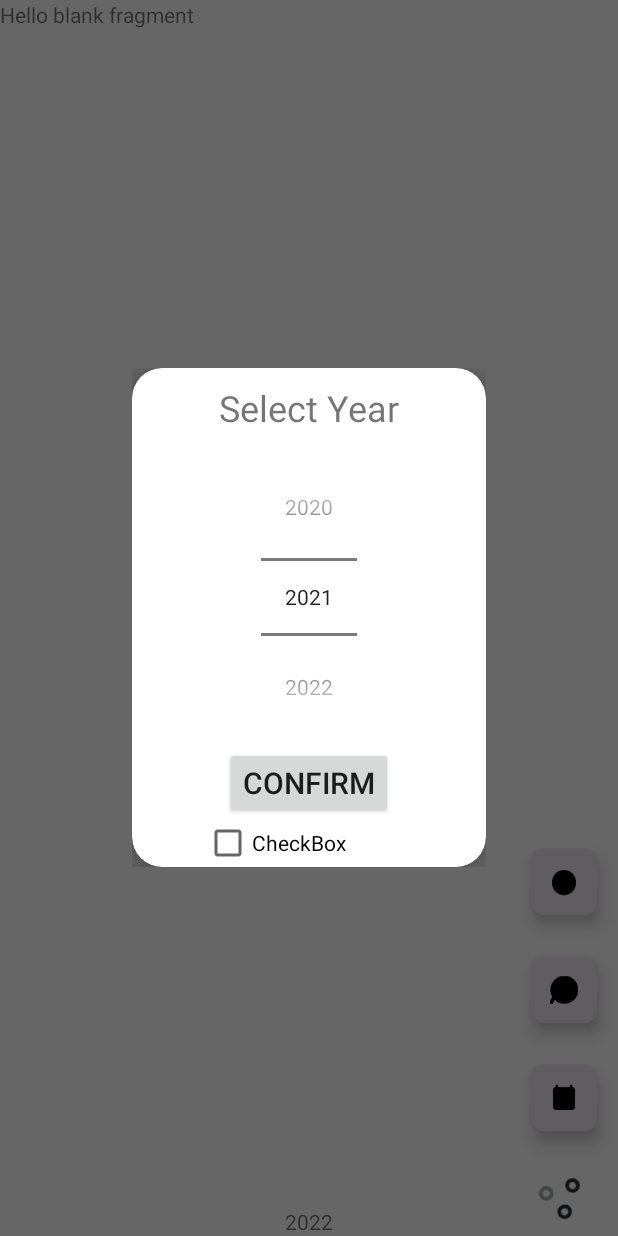
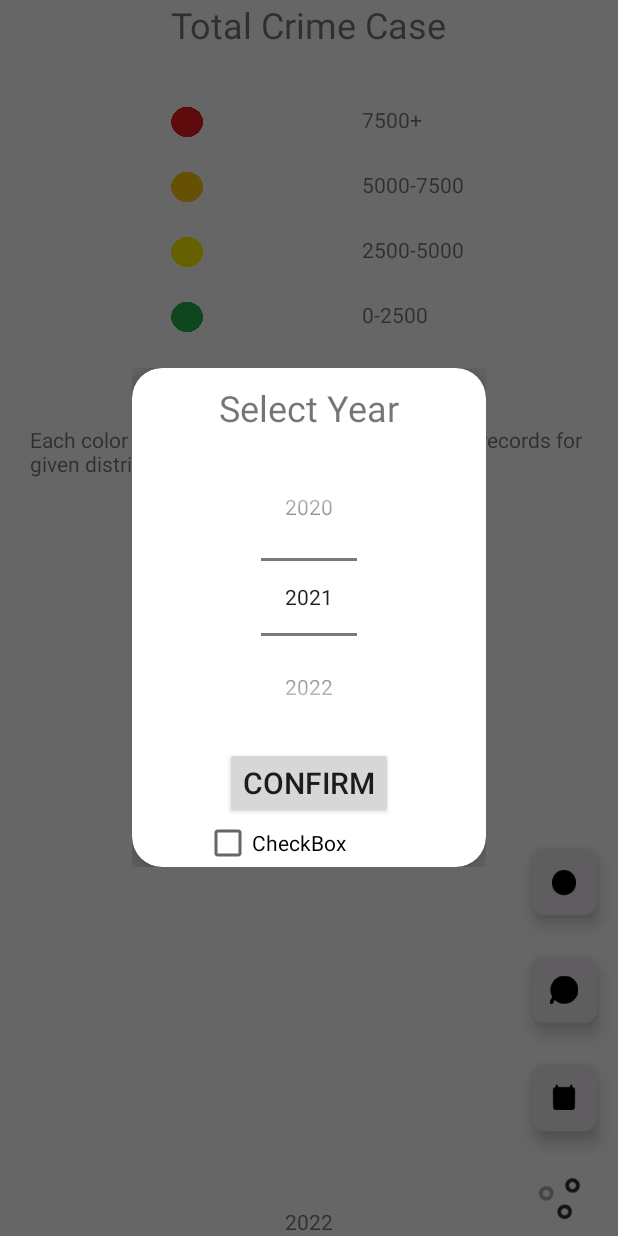
Before and after one commit to adamcq/ID2216_native, an Android app: the InfoFragment screen opened through its navigation route, after a tap on an icon or button, on a phone screen of 412 x 824 dp. Run offline under Robolectric (Android 15) with nearby library versions, the phone set to English and light mode, and no system bars; libraries missing offline, so code that uses them is left out: com.google.maps.android.

Commit message:
heng modified

```diff
--- a/app/src/main/res/layout/fragment_info.xml
+++ b/app/src/main/res/layout/fragment_info.xml
@@ -1,14 +1,140 @@
 <?xml version="1.0" encoding="utf-8"?>
 <FrameLayout xmlns:android="http://schemas.android.com/apk/res/android"
+    xmlns:app="http://schemas.android.com/apk/res-auto"
     xmlns:tools="http://schemas.android.com/tools"
+    android:id="@+id/info_button"
     android:layout_width="match_parent"
     android:layout_height="match_parent"
     tools:context=".view.InfoFragment">
 
     <!-- TODO: Update blank fragment layout -->
+
+
     <TextView
-        android:layout_width="match_parent"
-        android:layout_height="match_parent"
-        android:text="@string/hello_blank_fragment" />
+        android:id="@+id/textView2"
+        android:layout_width="wrap_content"
+        android:layout_height="45dp"
+        android:layout_gravity="center_horizontal"
+        android:layout_marginTop="0pt"
+        android:text="@string/total_crime_case"
+        android:textSize="24sp" />
+
+    <LinearLayout
+        android:id="@+id/linearLayout2"
+        android:layout_width="411dp"
+        android:layout_height="389dp"
+        android:layout_marginTop="60dp"
+        android:orientation="vertical"
+        app:layout_constraintEnd_toEndOf="parent"
+        app:layout_constraintHorizontal_bias="0.0"
+        app:layout_constraintStart_toStartOf="parent"
+        app:layout_constraintTop_toBottomOf="@+id/textView2">
+
+        <LinearLayout
+            android:layout_width="match_parent"
+            android:layout_height="23dp"
+            android:layout_margin="10dp"
+            android:orientation="horizontal">
+
+            <ImageView
+                android:id="@+id/imageView3"
+                android:layout_width="wrap_content"
+                android:layout_height="wrap_content"
+                android:layout_weight="1"
+                android:src="@drawable/red" />
+
+            <TextView
+                android:id="@+id/redLevel"
+                android:layout_width="320dp"
+                android:layout_height="match_parent"
+                android:layout_weight="1"
+                android:text="@string/_red_level_7500" />
+        </LinearLayout>
+
+        <LinearLayout
+            android:layout_width="match_parent"
+            android:layout_height="23dp"
+            android:layout_margin="10dp"
+            android:orientation="horizontal">
+
+            <ImageView
+                android:id="@+id/imageView4"
+                android:layout_width="wrap_content"
+                android:layout_height="wrap_content"
+                android:layout_weight="1"
+                android:src="@drawable/orange" />
+
+            <TextView
+                android:id="@+id/orangeLevel"
+                android:layout_width="320dp"
+                android:layout_height="match_parent"
+                android:layout_weight="1"
+                android:text="@string/_orange_level_5000_7500" />
+
+        </LinearLayout>
+
+        <LinearLayout
+            android:layout_width="match_parent"
+            android:layout_height="23dp"
+            android:layout_margin="10dp"
+            android:orientation="horizontal">
+
+            <ImageView
+                android:id="@+id/imageView5"
+                android:layout_width="wrap_content"
+                android:layout_height="wrap_content"
+                android:layout_weight="1"
+                android:src="@drawable/yellow" />
+
+            <TextView
+                android:id="@+id/yellowLevel"
+                android:layout_width="320dp"
+                android:layout_height="match_parent"
+                android:layout_weight="1"
+                android:text="@string/_yellow_level_2500_5000" />
+
+        </LinearLayout>
+
+        <LinearLayout
+            android:layout_width="match_parent"
+            android:layout_height="23dp"
+            android:layout_margin="10dp"
+            android:orientation="horizontal">
+
+            <ImageView
+                android:id="@+id/imageView6"
+                android:layout_width="wrap_content"
+                android:layout_height="wrap_content"
+                android:layout_weight="1"
+                android:src="@drawable/green" />
+
+            <TextView
+                android:id="@+id/greenLevel"
+                android:layout_width="320dp"
+                android:layout_height="match_parent"
+                android:layout_weight="1"
+                android:text="@string/_green_level_0_2500" />
+
+        </LinearLayout>
+
+        <TextView
+            android:id="@+id/textView7"
+
+            android:layout_width="match_parent"
+            android:layout_height="41dp"
+            android:layout_marginLeft="20dp"
+            android:layout_marginTop="50dp"
+            android:layout_marginRight="20dp"
+            android:text="@string/_Info" />
+
+        <Button
+            android:id="@+id/button3"
+            android:layout_width="171dp"
+            android:layout_height="wrap_content"
+            android:layout_marginTop="50dp"
+            android:layout_gravity="center_horizontal"
+            android:text="OK" />
+
+    </LinearLayout>
 
 </FrameLayout>
--- a/app/src/main/res/values/strings.xml
+++ b/app/src/main/res/values/strings.xml
@@ -17,4 +17,10 @@
     <string name="cancel">Cancel</string>
     <string name="place_holder">place_holder</string>
     <string name="checkbox">CheckBox</string>
+    <string name="total_crime_case">Total Crime Case</string>
+    <string name="_red_level_7500">7500+</string>
+    <string name="_orange_level_5000_7500">5000-7500</string>
+    <string name="_yellow_level_2500_5000">2500-5000</string>
+    <string name="_green_level_0_2500">0-2500</string>
+    <string name="_Info">Each color represents a total number of criminal records for given district.</string>
 </resources>
```
Also changed, not shown: app/src/main/res/drawable/green.png (added), app/src/main/res/drawable/orange.png (added), app/src/main/res/drawable/red.png (added), app/src/main/res/drawable/yellow.png (added), 1 other file.
